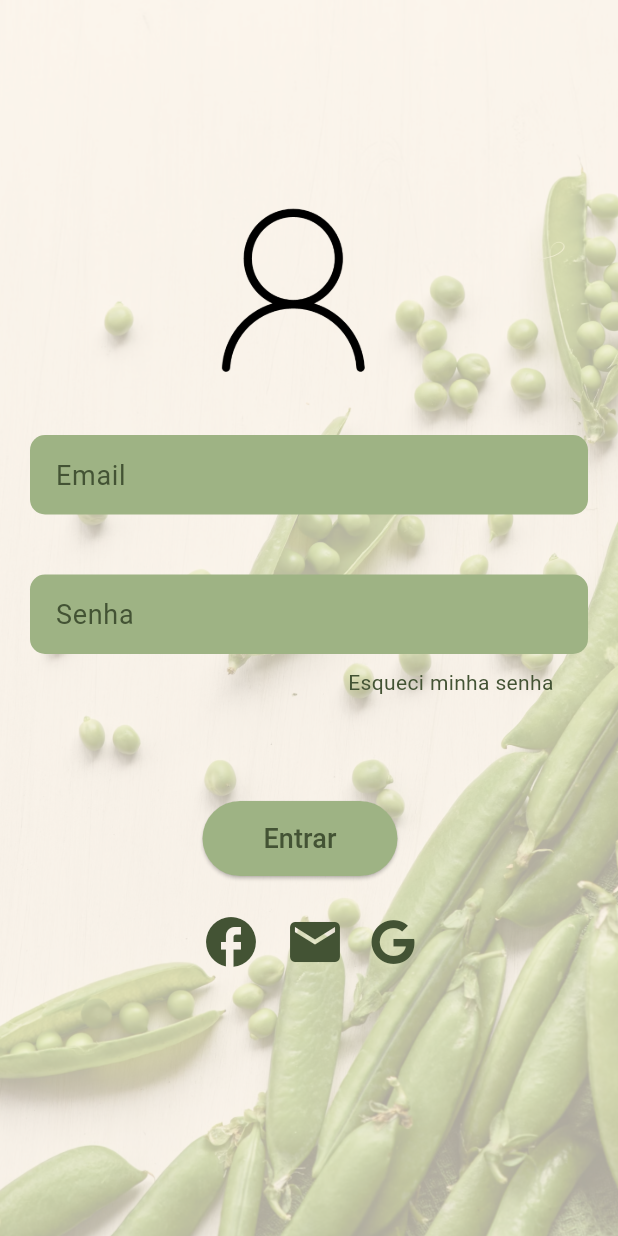
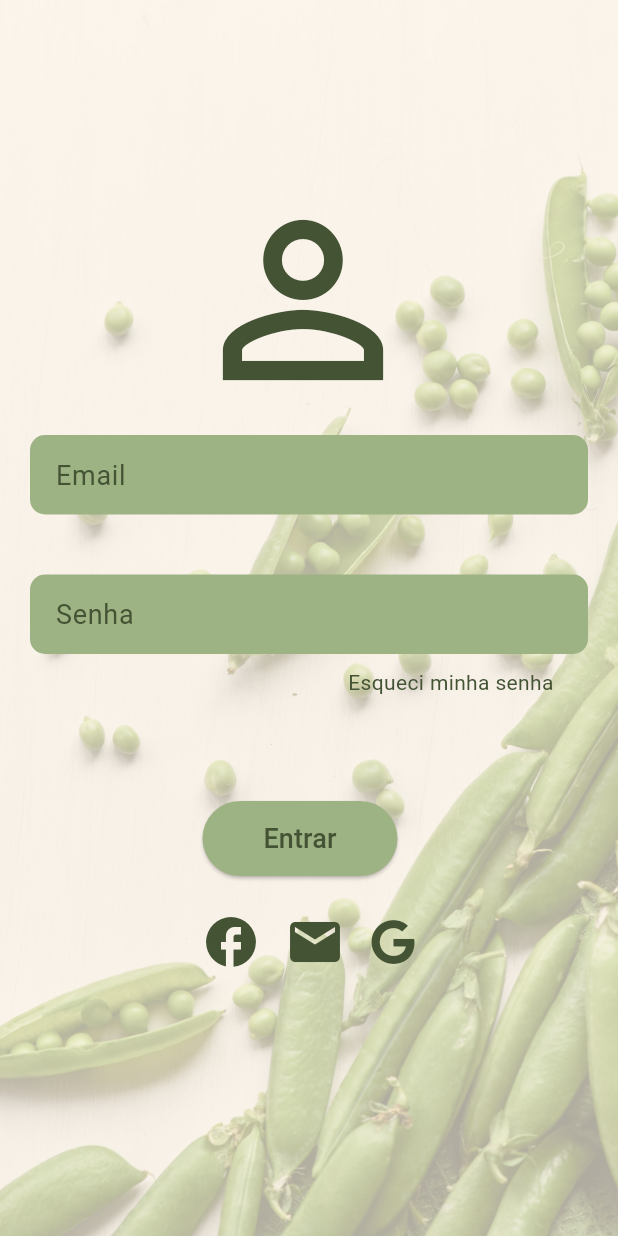
Before and after one commit to michaelleoliveir/nutricao, a Flutter app: the screen it shows after launch, on a phone screen of 412 x 824 dp. Run offline on Flutter 3.47's test engine with Material 3 defaults, Android fonts, the phone set to English and light mode, and no system bars; our stand-ins replace carousel_slider, font_awesome_flutter, iconly.

Commit message:
tentando resolver alguns probleminhas
spoiler: não deu certo

```diff
--- a/lib/screens/login.dart
+++ b/lib/screens/login.dart
@@ -21,13 +21,13 @@ class LoginPage extends StatelessWidget {
           backgroundColor: Colors.transparent,
           body: Stack(
             children: [
-              Positioned(
+              const Positioned(
                 top: 120, // Ajuste a posição vertical
                 left: 122, // Ajuste a posição horizontal
-                child: Image.asset(
-                  'assets/user.png',
-                  width: 147, // Ajuste a largura
-                  height: 147, // Ajuste a altura
+                child: Icon(
+                  Icons.perm_identity,
+                  size: 160,
+                  color: Color(0xFF435334),
                 ),
               ),
               Center(
@@ -93,6 +93,7 @@ class LoginPage extends StatelessWidget {
               Positioned(
                   bottom: 240,
                   left: 135,
+                  child: SingleChildScrollView(
                     child: ElevatedButton(
                       onPressed: () {
                         Navigator.pushNamed(context, '/main');
@@ -105,6 +106,7 @@ class LoginPage extends StatelessWidget {
                       child: const Text(
                         'Entrar',
                         style: TextStyle(fontSize: 18, color: Color(0xFF435334)),
+                      ),
                     ),
                   ),
                 ),
```
Also changed, not shown: lib/screens/search.dart (+10 -4 lines). Lines whose indentation alone changed are shown as unchanged.
